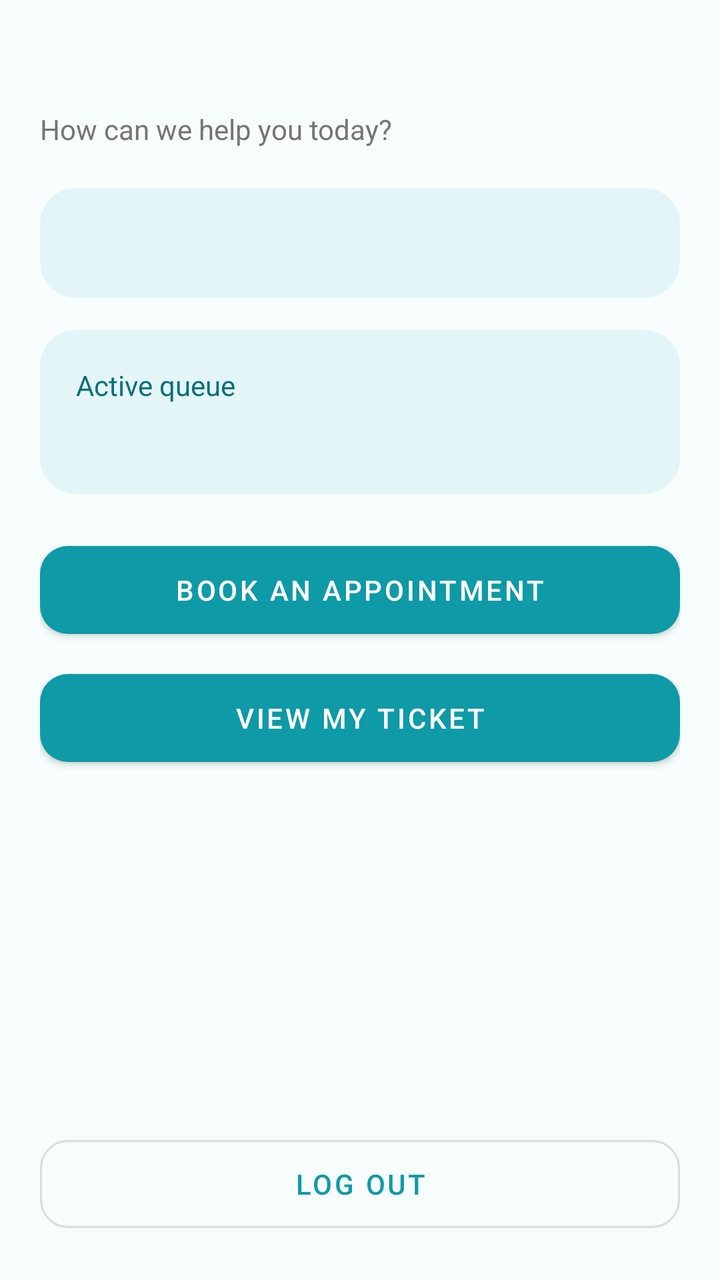
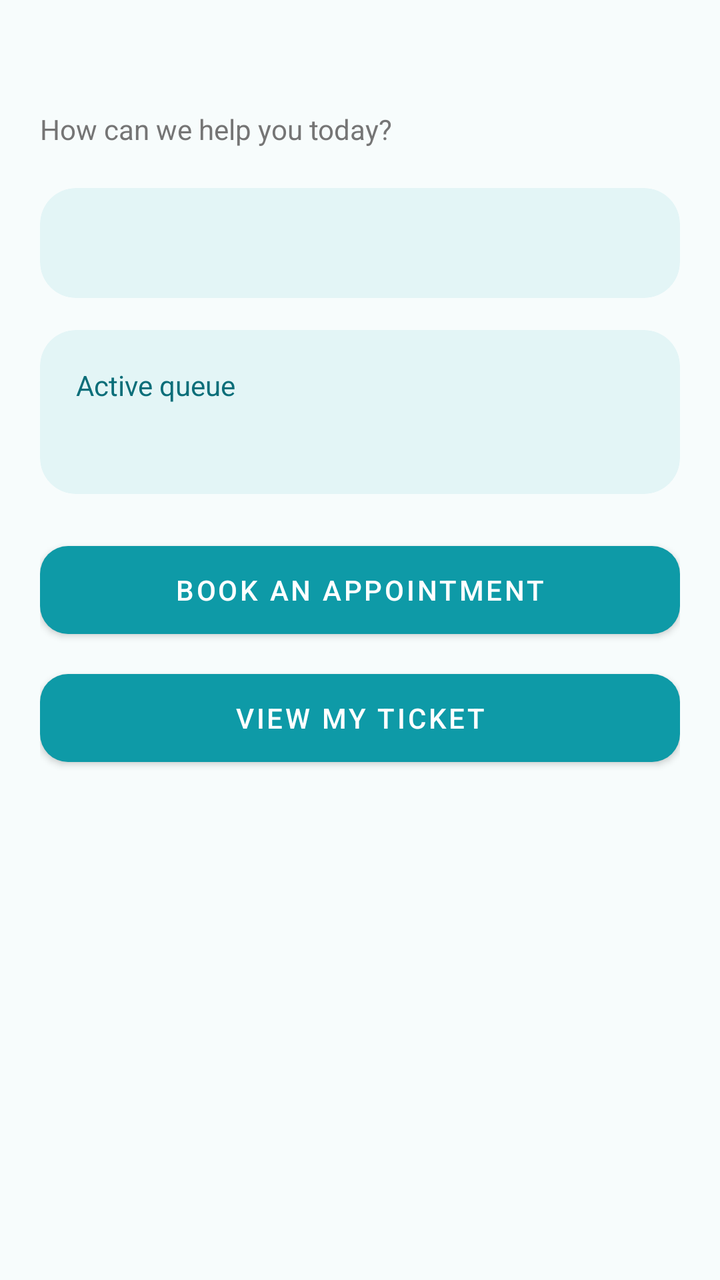

The first picture is an Android layout as it rendered before a commit; the second is the same layout after the commit. The layout source and the unified diff follow.
<!-- AndroidManifest.xml: application theme Theme.CliniQ -->
<!-- res/layout/fragment_home.xml -->
<?xml version="1.0" encoding="utf-8"?>
<LinearLayout xmlns:android="http://schemas.android.com/apk/res/android"
    android:layout_width="match_parent"
    android:layout_height="match_parent"
    android:orientation="vertical"
    android:padding="20dp">

    <LinearLayout
        android:layout_width="match_parent"
        android:layout_height="wrap_content"
        android:layout_marginBottom="20dp"
        android:gravity="center_vertical"
        android:orientation="horizontal">

        <LinearLayout
            android:layout_width="0dp"
            android:layout_height="wrap_content"
            android:layout_weight="1"
            android:orientation="vertical">

            <TextView
                android:id="@+id/tvGreeting"
                android:layout_width="wrap_content"
                android:layout_height="wrap_content"
                android:textColor="@color/teal_dark"
                android:textSize="26sp"
                android:textStyle="bold" />

            <TextView
                android:layout_width="wrap_content"
                android:layout_height="wrap_content"
                android:text="How can we help you today?"
                android:textColor="@color/gray" />
        </LinearLayout>

    </LinearLayout>

    <com.google.android.material.card.MaterialCardView
        android:id="@+id/cardMessage"
        style="@style/InfoCard"
        android:layout_marginBottom="16dp">

        <TextView
            android:id="@+id/tvMessage"
            android:layout_width="match_parent"
            android:layout_height="wrap_content"
            android:padding="18dp"
            android:textColor="@color/teal_dark"
            android:textStyle="bold" />
    </com.google.android.material.card.MaterialCardView>

    <com.google.android.material.card.MaterialCardView
        android:id="@+id/cardActive"
        style="@style/InfoCard"
        android:layout_marginBottom="12dp">

        <LinearLayout
            android:layout_width="match_parent"
            android:layout_height="wrap_content"
            android:orientation="vertical"
            android:padding="18dp">

            <TextView
                android:layout_width="wrap_content"
                android:layout_height="wrap_content"
                android:text="Active queue"
                android:textColor="@color/teal_dark" />

            <TextView
                android:id="@+id/tvActive"
                android:layout_width="wrap_content"
                android:layout_height="wrap_content"
                android:textSize="20sp"
                android:textStyle="bold" />
        </LinearLayout>
    </com.google.android.material.card.MaterialCardView>

    <Button
        android:id="@+id/btnBook"
        style="@style/BigButton"
        android:text="Book an appointment" />

    <Button
        android:id="@+id/btnTicket"
        style="@style/BigButton"
        android:text="View my ticket" />

    <View
        android:layout_width="match_parent"
        android:layout_height="0dp"
        android:layout_weight="1" />

    <Button
        android:id="@+id/btnLogout"
        style="@style/BigButtonOutlined"
        android:text="Log out" />
</LinearLayout>
<!-- resources referenced by this layout -->
<resources>
  <color name="gray">#757575</color>
  <color name="teal_dark">#0B6E79</color>
  <style name="BigButton" parent="Widget.MaterialComponents.Button">
          <item name="android:layout_width">match_parent</item>
          <item name="android:layout_height">56dp</item>
          <item name="android:layout_marginTop">8dp</item>
          <item name="cornerRadius">14dp</item>
      </style>
  <style name="BigButtonOutlined" parent="Widget.MaterialComponents.Button.OutlinedButton">
          <item name="android:layout_width">match_parent</item>
          <item name="android:layout_height">56dp</item>
          <item name="android:layout_marginTop">8dp</item>
          <item name="cornerRadius">14dp</item>
      </style>
  <style name="InfoCard" parent="Widget.MaterialComponents.CardView">
          <item name="android:layout_width">match_parent</item>
          <item name="android:layout_height">wrap_content</item>
          <item name="cardBackgroundColor">@color/mint</item>
          <item name="cardCornerRadius">18dp</item>
          <item name="cardElevation">0dp</item>
      </style>
  <style name="Theme.CliniQ" parent="Theme.MaterialComponents.Light.DarkActionBar">
          <item name="colorPrimary">@color/teal</item>
          <item name="colorPrimaryVariant">@color/teal_dark</item>
          <item name="colorOnPrimary">@color/white</item>
          <item name="colorSecondary">@color/scrub_blue</item>
          <item name="android:windowBackground">@color/bg</item>
  
          
          <item name="actionBarStyle">@style/Widget.CliniQ.ActionBar</item>
          <item name="actionBarTheme">@style/ThemeOverlay.CliniQ.ActionBar</item>
          <item name="android:statusBarColor">@color/bg</item>
          <item name="android:windowLightStatusBar">true</item>
      </style>
  <color name="mint">#E3F5F6</color>
  <color name="teal">#0E9AA7</color>
  <color name="white">#FFFFFF</color>
  <color name="scrub_blue">#2F6DB5</color>
  <color name="bg">#F7FCFC</color>
  <style name="Widget.CliniQ.ActionBar" parent="Widget.AppCompat.ActionBar.Solid">
          <item name="background">@color/bg</item>
          <item name="elevation">0dp</item>
          <item name="titleTextStyle">@style/TextAppearance.CliniQ.ActionBarTitle</item>
      </style>
  <style name="ThemeOverlay.CliniQ.ActionBar" parent="ThemeOverlay.AppCompat.ActionBar">
          
          <item name="colorControlNormal">@color/teal_dark</item>
      </style>
  <style name="TextAppearance.CliniQ.ActionBarTitle" parent="TextAppearance.AppCompat.Widget.ActionBar.Title">
          <item name="android:textColor">@color/teal_dark</item>
          <item name="android:textStyle">bold</item>
      </style>
</resources>

<!-- the commit's change to res/layout/fragment_home.xml (unified diff, before → after) -->
@@ -84,14 +84,4 @@
         android:id="@+id/btnTicket"
         style="@style/BigButton"
         android:text="View my ticket" />
-
-    <View
-        android:layout_width="match_parent"
-        android:layout_height="0dp"
-        android:layout_weight="1" />
-
-    <Button
-        android:id="@+id/btnLogout"
-        style="@style/BigButtonOutlined"
-        android:text="Log out" />
 </LinearLayout>
<!-- resource entries referenced after the edit -->
@@ -3,12 +3,6 @@
   <color name="gray">#757575</color>
   <color name="teal_dark">#0B6E79</color>
   <style name="BigButton" parent="Widget.MaterialComponents.Button">
-          <item name="android:layout_width">match_parent</item>
-          <item name="android:layout_height">56dp</item>
-          <item name="android:layout_marginTop">8dp</item>
-          <item name="cornerRadius">14dp</item>
-      </style>
-  <style name="BigButtonOutlined" parent="Widget.MaterialComponents.Button.OutlinedButton">
           <item name="android:layout_width">match_parent</item>
           <item name="android:layout_height">56dp</item>
           <item name="android:layout_marginTop">8dp</item>
